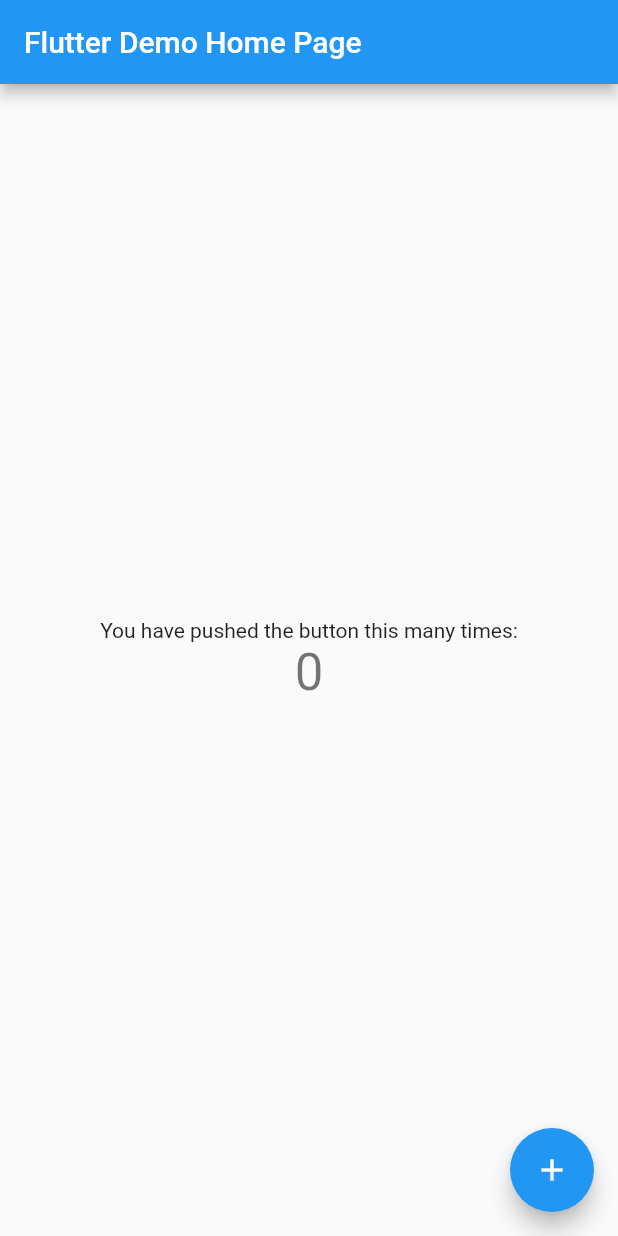
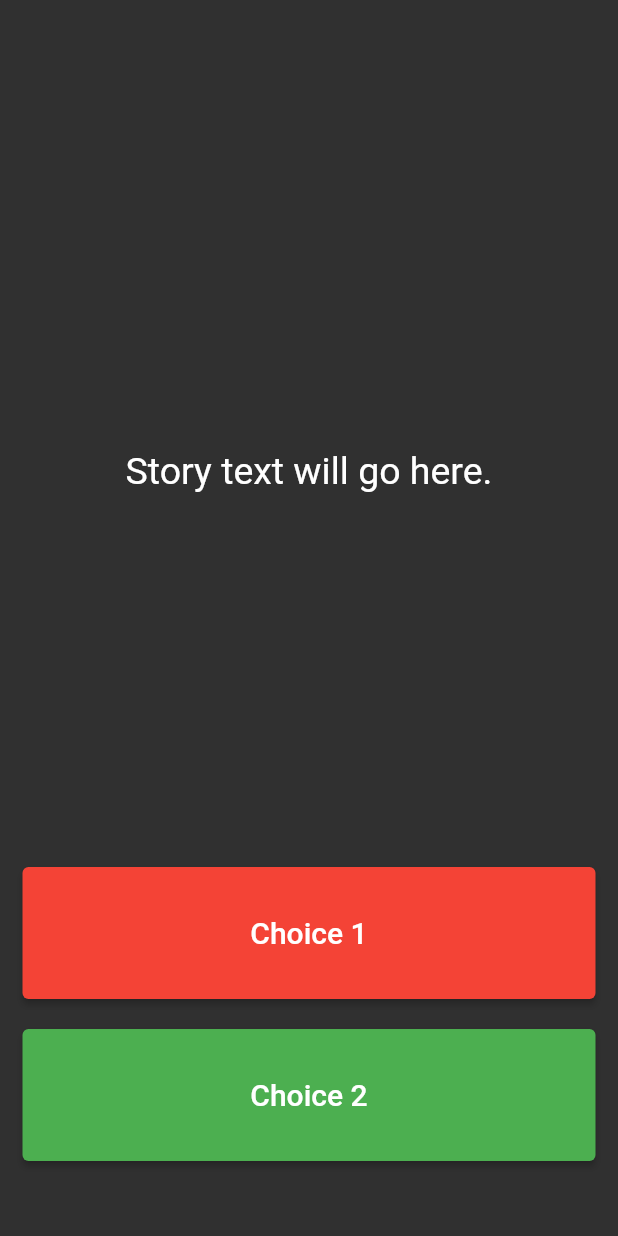
Before and after one commit to FreshhDevv/destini, a Flutter app: the screen it shows after launch, on a phone screen of 412 x 824 dp. Run offline on Flutter 3.47's test engine with Material 2 defaults, Android fonts, the phone set to English and light mode, and no system bars.

Commit message:
Setup the new UI

```diff
--- a/lib/main.dart
+++ b/lib/main.dart
@@ -1,115 +1,97 @@
 import 'package:flutter/material.dart';
 
+//TODO: Step 15 - Run the app and see if you can see the screen update with the first story. Delete this TODO if it looks as you expected.
+
 void main() {
-  runApp(const MyApp());
+  runApp(const Destini());
 }
 
-class MyApp extends StatelessWidget {
-  const MyApp({Key? key}) : super(key: key);
+class Destini extends StatelessWidget {
+  const Destini({Key? key}) : super(key: key);
 
-  // This widget is the root of your application.
   @override
   Widget build(BuildContext context) {
     return MaterialApp(
-      title: 'Flutter Demo',
-      theme: ThemeData(
-        // This is the theme of your application.
-        //
-        // Try running your application with "flutter run". You'll see the
-        // application has a blue toolbar. Then, without quitting the app, try
-        // changing the primarySwatch below to Colors.green and then invoke
-        // "hot reload" (press "r" in the console where you ran "flutter run",
-        // or simply save your changes to "hot reload" in a Flutter IDE).
-        // Notice that the counter didn't reset back to zero; the application
-        // is not restarted.
-        primarySwatch: Colors.blue,
-      ),
-      home: const MyHomePage(title: 'Flutter Demo Home Page'),
+      theme: ThemeData.dark(),
+      home: StoryPage(),
     );
   }
 }
 
-class MyHomePage extends StatefulWidget {
-  const MyHomePage({Key? key, required this.title}) : super(key: key);
+//TODO: Step 9 - Create a new storyBrain object from the StoryBrain class.
 
-  // This widget is the home page of your application. It is stateful, meaning
-  // that it has a State object (defined below) that contains fields that affect
-  // how it looks.
-
-  // This class is the configuration for the state. It holds the values (in this
-  // case the title) provided by the parent (in this case the App widget) and
-  // used by the build method of the State. Fields in a Widget subclass are
-  // always marked "final".
-
-  final String title;
+class StoryPage extends StatefulWidget {
+  const StoryPage({Key? key}) : super(key: key);
 
   @override
-  State<MyHomePage> createState() => _MyHomePageState();
+  State<StoryPage> createState() => _StoryPageState();
 }
 
-class _MyHomePageState extends State<MyHomePage> {
-  int _counter = 0;
-
-  void _incrementCounter() {
-    setState(() {
-      // This call to setState tells the Flutter framework that something has
-      // changed in this State, which causes it to rerun the build method below
-      // so that the display can reflect the updated values. If we changed
-      // _counter without calling setState(), then the build method would not be
-      // called again, and so nothing would appear to happen.
-      _counter++;
-    });
-  }
-
+class _StoryPageState extends State<StoryPage> {
   @override
   Widget build(BuildContext context) {
-    // This method is rerun every time setState is called, for instance as done
-    // by the _incrementCounter method above.
-    //
-    // The Flutter framework has been optimized to make rerunning build methods
-    // fast, so that you can just rebuild anything that needs updating rather
-    // than having to individually change instances of widgets.
     return Scaffold(
-      appBar: AppBar(
-        // Here we take the value from the MyHomePage object that was created by
-        // the App.build method, and use it to set our appbar title.
-        title: Text(widget.title),
-      ),
-      body: Center(
-        // Center is a layout widget. It takes a single child and positions it
-        // in the middle of the parent.
-        child: Column(
-          // Column is also a layout widget. It takes a list of children and
-          // arranges them vertically. By default, it sizes itself to fit its
-          // children horizontally, and tries to be as tall as its parent.
-          //
-          // Invoke "debug painting" (press "p" in the console, choose the
-          // "Toggle Debug Paint" action from the Flutter Inspector in Android
-          // Studio, or the "Toggle Debug Paint" command in Visual Studio Code)
-          // to see the wireframe for each widget.
-          //
-          // Column has various properties to control how it sizes itself and
-          // how it positions its children. Here we use mainAxisAlignment to
-          // center the children vertically; the main axis here is the vertical
-          // axis because Columns are vertical (the cross axis would be
-          // horizontal).
-          mainAxisAlignment: MainAxisAlignment.center,
-          children: <Widget>[
-            const Text(
-              'You have pushed the button this many times:',
-            ),
-            Text(
-              '$_counter',
-              style: Theme.of(context).textTheme.headline4,
-            ),
-          ],
+      body: Container(
+        //TODO: Step 1 - Add background.png to this Container as a background image.
+        padding: EdgeInsets.symmetric(vertical: 50.0, horizontal: 15.0),
+        constraints: BoxConstraints.expand(),
+        child: SafeArea(
+          child: Column(
+            crossAxisAlignment: CrossAxisAlignment.stretch,
+            children: [
+              Expanded(
+                flex: 12,
+                child: Center(
+                  child: Text(
+                    //TODO: Step 10 - use the storyBrain to get the first story title and display it in this Text Widget.
+                    'Story text will go here.',
+                    style: TextStyle(
+                      fontSize: 25.0,
+                    ),
+                  ),
+                ),
+              ),
+              Expanded(
+                  flex: 2,
+                child: ElevatedButton(
+                  onPressed: () {
+                    //Choice 1 made by user.
+                    //TODO: Step 18 - Call the nextStory() method from storyBrain and pass the number 1 as the choice made by the user.
+                  },
+                  style: ElevatedButton.styleFrom(primary: Colors.red),
+                  child: Text(
+                    //TODO: Step 13 - Use the storyBrain to get the text for choice 1.
+                    'Choice 1',
+                    style: TextStyle(
+                      fontSize: 20.0,
+                    ),
+                  ),
+                ),
+              ),
+              SizedBox(
+                height: 20.0,
+              ),
+              Expanded(
+                flex: 2,
+                  child: ElevatedButton(
+                    onPressed: () {
+                      //Choice 2 made by user.
+                      //TODO: Step 19 - Call the nextStory() method from storyBrain and pass the number 2 as the choice made by the user.
+                    },
+                    style: ElevatedButton.styleFrom(primary: Colors.green),
+                    child: Text(
+                      //TODO: Step 14 - Use the storyBrain to get the text for choice 2.
+                      'Choice 2',
+                      style: TextStyle(
+                        fontSize: 20.0,
+                      ),
+                    ),
+                  ),
+              ),
+            ],
+          ),
         ),
       ),
-      floatingActionButton: FloatingActionButton(
-        onPressed: _incrementCounter,
-        tooltip: 'Increment',
-        child: const Icon(Icons.add),
-      ), // This trailing comma makes auto-formatting nicer for build methods.
     );
   }
 }
```
